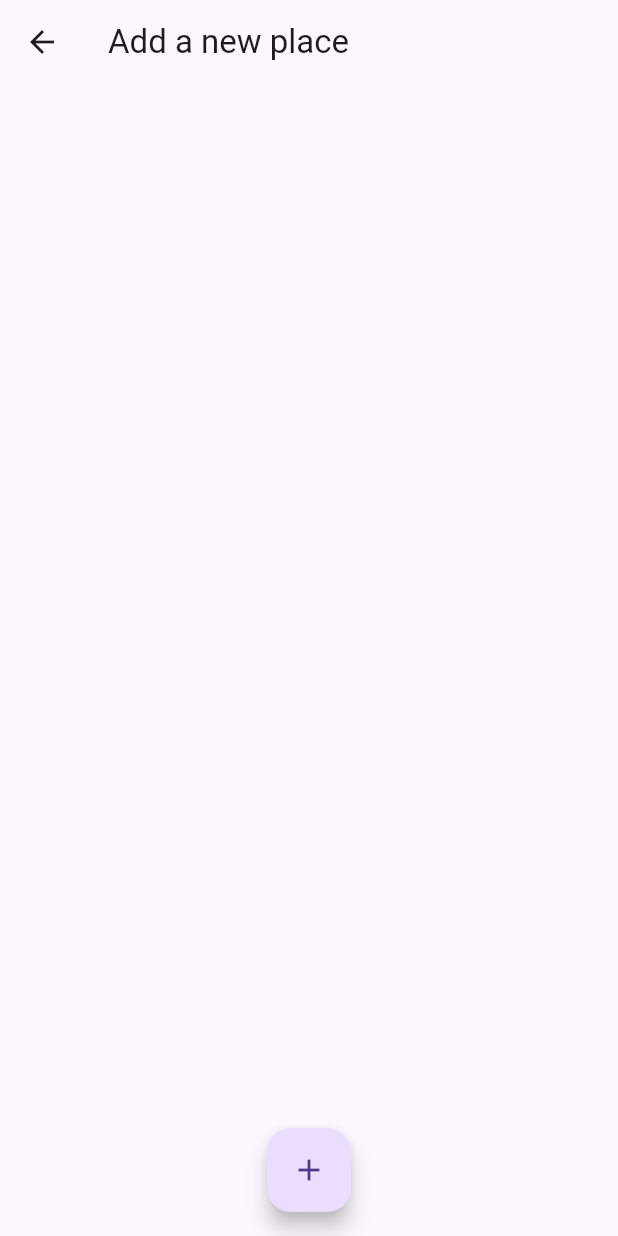
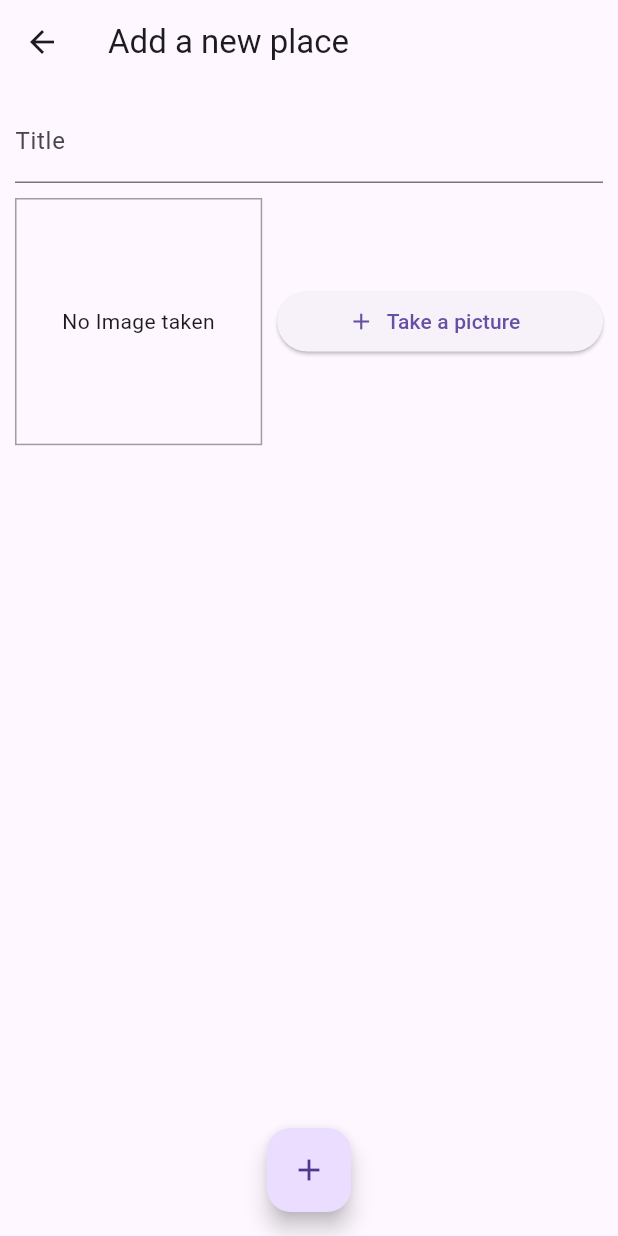
Before and after one commit to pnaskardev/great_places, a Flutter app: the AddPlaceScreen screen opened by its route, on a phone screen of 412 x 824 dp. Run offline on Flutter 3.47's test engine with Material 2 defaults, Android fonts, the phone set to English and light mode, and no system bars.

Commit message:
add image page added only the function to add a image or click a image is remaining

```diff
--- a/lib/features/add_place/screens/add_place_screen.dart
+++ b/lib/features/add_place/screens/add_place_screen.dart
@@ -1,4 +1,5 @@
 import 'package:flutter/material.dart';
+import 'package:greatplaces/features/add_place/widgets/image_input.dart';
 
 class AddPlaceScreen extends StatefulWidget
 {
@@ -8,7 +9,10 @@ class AddPlaceScreen extends StatefulWidget
   State<AddPlaceScreen> createState() => _AddPlaceScreenState();
 }
 
-class _AddPlaceScreenState extends State<AddPlaceScreen> {
+class _AddPlaceScreenState extends State<AddPlaceScreen>
+{
+
+  final _titleController=TextEditingController();
   @override
   Widget build(BuildContext context)
   {
@@ -29,12 +33,28 @@ class _AddPlaceScreenState extends State<AddPlaceScreen> {
           [
             Expanded
             (
-              child: Column
+              child: SingleChildScrollView
               (
-                children:
-                [
-
-                ],
+                child: Padding
+                (
+                  padding: const EdgeInsets.all(10.0),
+                  child: Column
+                  (
+                    children:
+                    [
+                        TextField
+                        (
+                          decoration: const InputDecoration
+                          (
+                            labelText: 'Title',
+                          ),
+                          controller: _titleController,
+                        ),
+                      const SizedBox(height: 10,),
+                      const ImageInput()
+                    ],
+                  ),
+                ),
               )
             )
           ],
--- /dev/null
+++ b/lib/features/add_place/widgets/image_input.dart
@@ -0,0 +1,64 @@
+import 'dart:io';
+
+import 'package:flutter/material.dart';
+
+class ImageInput extends StatefulWidget
+{
+  const ImageInput({super.key});
+
+  @override
+  State<ImageInput> createState() => _ImageInputState();
+}
+
+class _ImageInputState extends State<ImageInput>
+{
+  File? _storedImage;
+
+  @override
+  Widget build(BuildContext context)
+  {
+    var size=MediaQuery.of(context).size;
+    return Row
+    (
+      children:
+      [
+        // Preview container
+        Container
+        (
+          height: size.height*0.2,
+          width: size.height*0.2,
+          decoration: BoxDecoration
+          (
+            border: Border.all
+            (
+              color: Colors.grey
+            )
+          ),
+          alignment: Alignment.center,
+          child: _storedImage!=null ?
+          Image.file
+          (
+            _storedImage!,
+            fit: BoxFit.cover,
+          )
+          :
+          const Text
+          (
+            'No Image taken',
+            textAlign: TextAlign.center,
+          ) ,
+        ),
+        const SizedBox(width: 10,),
+        Expanded
+        (
+          child: ElevatedButton.icon
+          (
+            onPressed: (){},
+            icon: const Icon(Icons.add),
+            label: const Text('Take a picture'),
+          )
+        )
+      ],
+    );
+  }
+}
```
